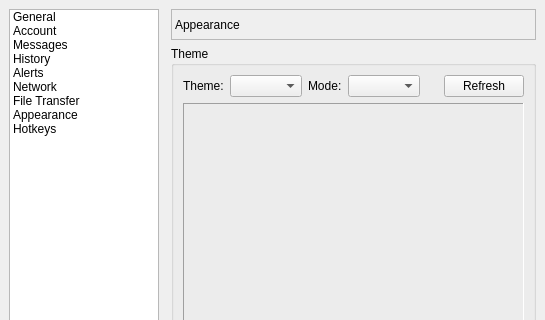
First picture: the form in src/gui/main/settingsdialog.ui, repository lanmessenger/lanmessenger, before the edit; both pictures show x 0 to 545 and y 0 to 320 of the 545 by 508 pixel window.
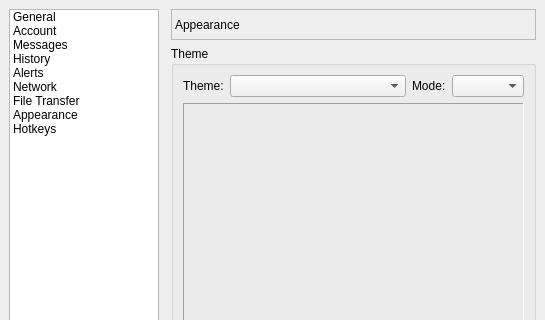
Second picture: the form after the edit.

Commit message: lmc: drop theme Refresh button from Preferences

What changed in the file:
```diff
--- a/src/gui/main/settingsdialog.ui
+++ b/src/gui/main/settingsdialog.ui
@@ -1820,26 +1820,6 @@
                <item>
                 <widget class="QComboBox" name="cboMode"/>
                </item>
-               <item>
-                <spacer name="horizontalSpacer_23">
-                 <property name="orientation">
-                  <enum>Qt::Horizontal</enum>
-                 </property>
-                 <property name="sizeHint" stdset="0">
-                  <size>
-                   <width>40</width>
-                   <height>20</height>
-                  </size>
-                 </property>
-                </spacer>
-               </item>
-               <item>
-                <widget class="QPushButton" name="btnRefreshTheme">
-                 <property name="text">
-                  <string>Refresh</string>
-                 </property>
-                </widget>
-               </item>
               </layout>
              </item>
              <item>
```
The commit also changes 2 other files.
